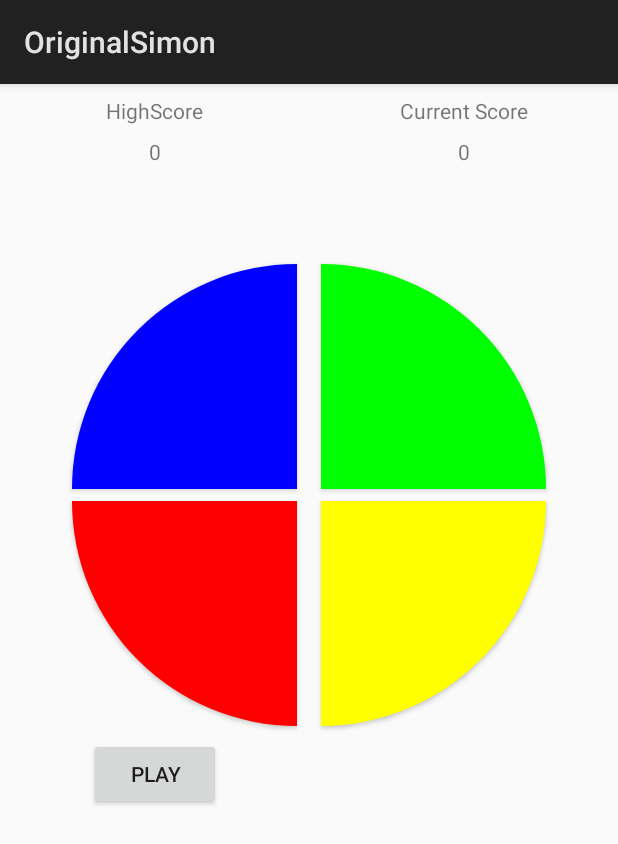
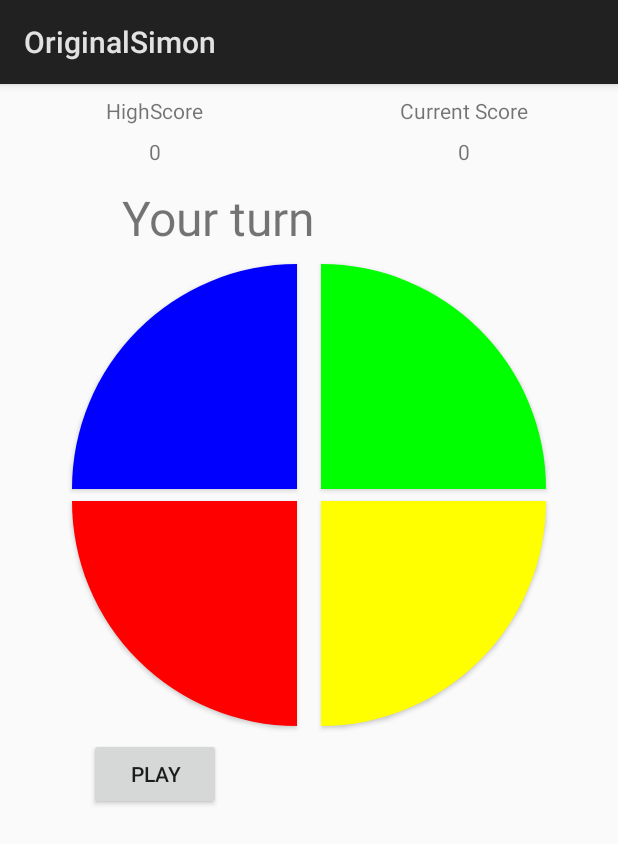
Before and after one commit to Larmstrong1626/Assignment_2, an Android app: the OriginalSimon screen opened directly, with no data from a screen before it, after a tap on an icon or button, on a phone screen of 412 x 824 dp. Shown: the top 844 px of the screen. Run offline under Robolectric (Android 15) with nearby library versions, the phone set to English and light mode, and no system bars.

Commit message:
Adding textviews for player turn

```diff
--- a/app/src/main/java/com/oc/assignment02/OriginalSimon.java
+++ b/app/src/main/java/com/oc/assignment02/OriginalSimon.java
@@ -26,6 +26,7 @@ import android.view.KeyEvent;
 import android.view.MotionEvent;
 import android.view.View;
 import android.widget.Button;
+import android.widget.TextView;
 import android.widget.Toast;
 
 import java.util.ArrayList;
@@ -48,6 +49,7 @@ public class OriginalSimon extends Activity {
     private Button br_btn;
     private Button ng_btn;
 
+private TextView turn;
 
     private final int TL_BUTTON = 0;
     private final int TR_BUTTON = 1;
@@ -79,6 +81,7 @@ public class OriginalSimon extends Activity {
 
 
         AI_Choices = new ArrayList<Integer>();
+        turn= (TextView)  findViewById(R.id.turn);
 
         tl_sound = sp.load(this, R.raw.one, 1);
         tr_sound = sp.load(this, R.raw.two, 1);
@@ -190,6 +193,12 @@ public class OriginalSimon extends Activity {
 
         @Override
         protected void onPreExecute() {
+            turn.setText("Simon is up");
+            tl_btn.setClickable(false);
+            tr_btn.setClickable(false);
+            bl_btn.setClickable(false);
+            br_btn.setClickable(false);
+
 
         }
 
@@ -225,7 +234,11 @@ public class OriginalSimon extends Activity {
 
         @Override
         protected void onPostExecute(Void result) {
-
+            turn.setText("Your turn");
+            tl_btn.setClickable(true);
+            tr_btn.setClickable(true);
+            bl_btn.setClickable(true);
+            br_btn.setClickable(true);
         }
 
 
--- a/app/src/main/res/layout/activity_original_simon.xml
+++ b/app/src/main/res/layout/activity_original_simon.xml
@@ -112,12 +112,13 @@
     <TextView
         android:id="@+id/turn"
         android:layout_width="250dp"
+        android:textSize="32sp"
         android:layout_height="50dp"
         android:layout_marginEnd="8dp"
         android:layout_marginStart="8dp"
         android:layout_marginTop="32dp"
         app:layout_constraintEnd_toEndOf="parent"
         app:layout_constraintStart_toStartOf="parent"
-        app:layout_constraintTop_toTopOf="parent" />
+        app:layout_constraintTop_toTopOf="@+id/textView6" />
 
 </android.support.constraint.ConstraintLayout>
```
